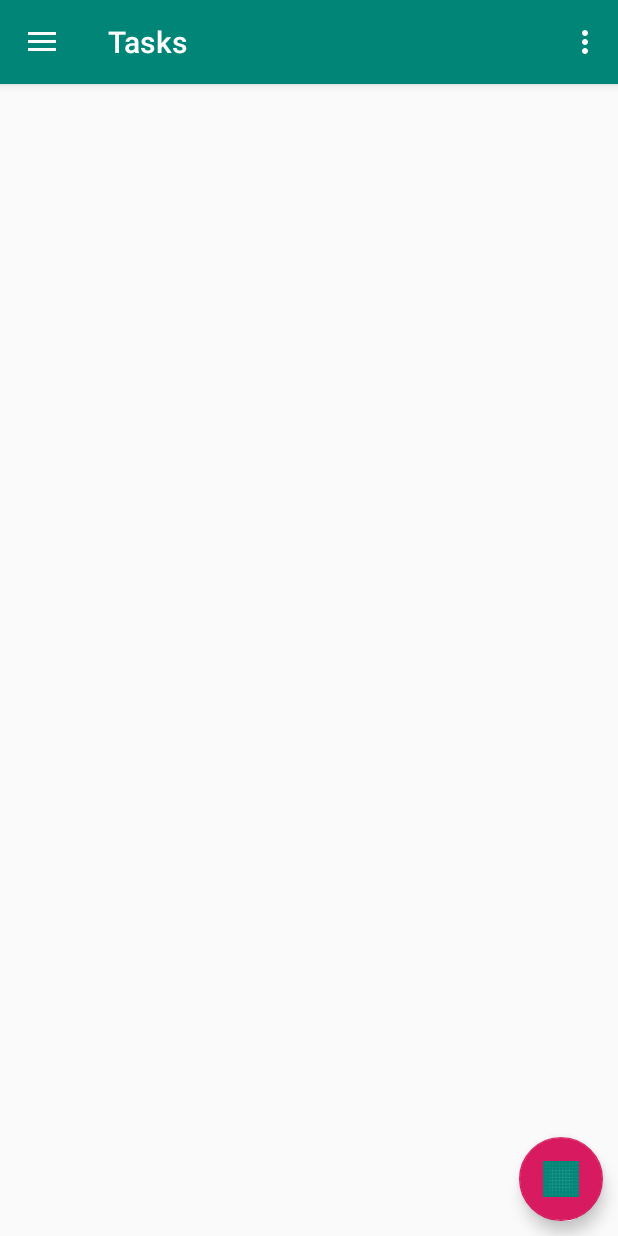
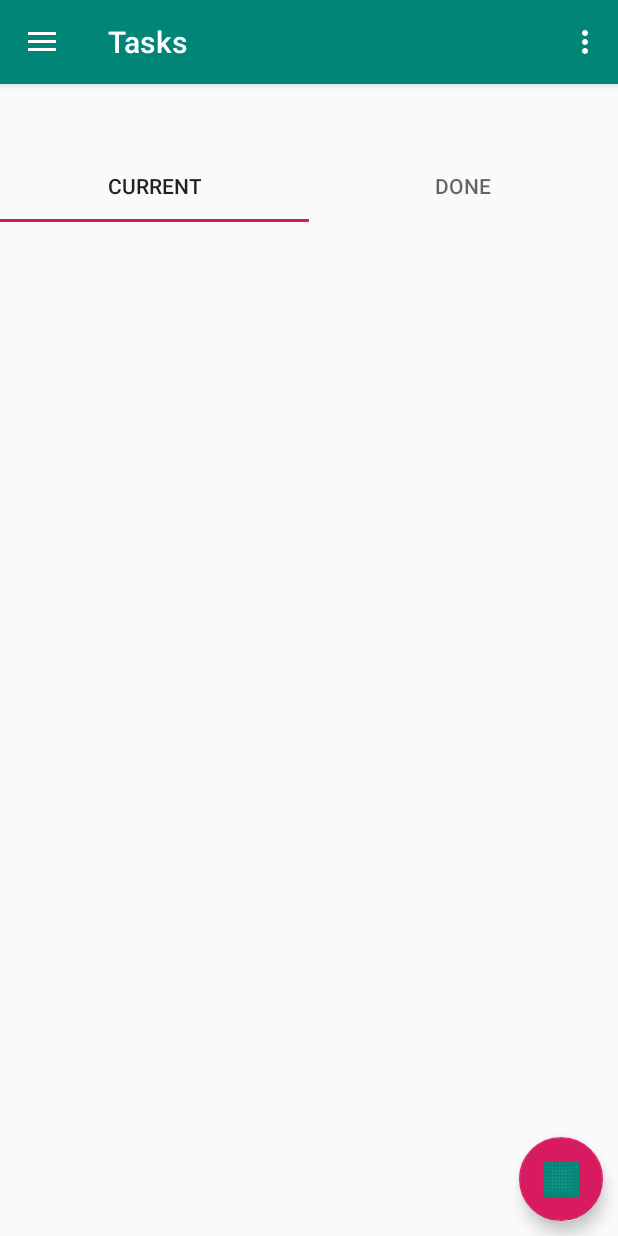
Before and after one commit to aaaann/SimpleTaskManager, an Android app: the screen it shows after launch (MainActivity), on a phone screen of 412 x 824 dp. Run offline under Robolectric (Android 15) with nearby library versions, the phone set to English and light mode, and no system bars; our stand-ins replace navigation-ui.

Commit message:
added tabs

```diff
--- /dev/null
+++ b/app/src/main/java/com/annevonwolffen/androidschool/taskmanager/view/adapters/TabAdapter.java
@@ -0,0 +1,49 @@
+package com.annevonwolffen.androidschool.taskmanager.view.adapters;
+
+import androidx.annotation.NonNull;
+import androidx.annotation.Nullable;
+import androidx.fragment.app.Fragment;
+import androidx.fragment.app.FragmentManager;
+import androidx.fragment.app.FragmentPagerAdapter;
+
+import com.annevonwolffen.androidschool.taskmanager.view.fragments.CurrentTasksFragment;
+import com.annevonwolffen.androidschool.taskmanager.view.fragments.DoneTasksFragment;
+
+public class TabAdapter extends FragmentPagerAdapter {
+
+    private int mNumberOfPages;
+    private CurrentTasksFragment mCurrentTasksFragment;
+    private DoneTasksFragment mDoneTasksFragment;
+
+    public TabAdapter(@NonNull FragmentManager fm, int numberOfPages) {
+        super(fm, BEHAVIOR_RESUME_ONLY_CURRENT_FRAGMENT);
+
+        mNumberOfPages = numberOfPages;
+        mCurrentTasksFragment = new CurrentTasksFragment();
+        mDoneTasksFragment = new DoneTasksFragment();
+    }
+
+
+    @NonNull
+    @Override
+    public Fragment getItem(int position) {
+        if (position == 1) {
+            return mDoneTasksFragment;
+        }
+        return mCurrentTasksFragment;
+    }
+
+    @Override
+    public int getCount() {
+        return mNumberOfPages;
+    }
+
+    @Nullable
+    @Override
+    public CharSequence getPageTitle(int position) {
+        if (position == 1) {
+            return DoneTasksFragment.PAGE_TITLE;
+        }
+        return CurrentTasksFragment.PAGE_TITLE;
+    }
+}
--- /dev/null
+++ b/app/src/main/java/com/annevonwolffen/androidschool/taskmanager/view/fragments/CurrentTasksFragment.java
@@ -0,0 +1,24 @@
+package com.annevonwolffen.androidschool.taskmanager.view.fragments;
+
+import android.os.Bundle;
+
+import androidx.fragment.app.Fragment;
+
+import com.annevonwolffen.androidschool.taskmanager.R;
+
+public class CurrentTasksFragment extends Fragment {
+    public static final String PAGE_TITLE = "Current";
+
+    public CurrentTasksFragment() {
+        super(R.layout.fragment_current_tasks);
+    }
+
+    public static CurrentTasksFragment newInstance() {
+
+        Bundle args = new Bundle();
+
+        CurrentTasksFragment fragment = new CurrentTasksFragment();
+        fragment.setArguments(args);
+        return fragment;
+    }
+}
--- /dev/null
+++ b/app/src/main/java/com/annevonwolffen/androidschool/taskmanager/view/fragments/DoneTasksFragment.java
@@ -0,0 +1,12 @@
+package com.annevonwolffen.androidschool.taskmanager.view.fragments;
+
+import androidx.fragment.app.Fragment;
+
+import com.annevonwolffen.androidschool.taskmanager.R;
+
+public class DoneTasksFragment extends Fragment {
+    public static final String PAGE_TITLE = "Done";
+    public DoneTasksFragment() {
+        super(R.layout.fragment_done_tasks);
+    }
+}
--- a/app/src/main/java/com/annevonwolffen/androidschool/taskmanager/view/fragments/TasksFragment.java
+++ b/app/src/main/java/com/annevonwolffen/androidschool/taskmanager/view/fragments/TasksFragment.java
@@ -8,10 +8,15 @@ import android.view.ViewGroup;
 import androidx.annotation.NonNull;
 import androidx.annotation.Nullable;
 import androidx.fragment.app.Fragment;
+import androidx.viewpager.widget.ViewPager;
 
 import com.annevonwolffen.androidschool.taskmanager.R;
+import com.annevonwolffen.androidschool.taskmanager.view.adapters.TabAdapter;
+import com.google.android.material.tabs.TabLayout;
 
 public class TasksFragment extends Fragment {
+
+    private TabAdapter mTabAdapter;
 
     public TasksFragment() {
         super(R.layout.fragment_tasks);
@@ -22,6 +27,12 @@ public class TasksFragment extends Fragment {
     public View onCreateView(@NonNull LayoutInflater inflater, @Nullable ViewGroup container, @Nullable Bundle savedInstanceState) {
         View root = super.onCreateView(inflater, container, savedInstanceState);
 
+        mTabAdapter = new TabAdapter(getFragmentManager(), 2);
+        ViewPager viewPager = root.findViewById(R.id.pager);
+        viewPager.setAdapter(mTabAdapter);
+        TabLayout tabLayout = root.findViewById(R.id.tab_layout);
+        tabLayout.setupWithViewPager(viewPager);
+
         return root;
     }
 }
--- /dev/null
+++ b/app/src/main/res/layout/fragment_current_tasks.xml
@@ -0,0 +1,28 @@
+<?xml version="1.0" encoding="utf-8"?>
+<FrameLayout xmlns:android="http://schemas.android.com/apk/res/android"
+    android:layout_width="match_parent"
+    android:layout_height="match_parent"
+    xmlns:app="http://schemas.android.com/apk/res-auto">
+
+    <androidx.coordinatorlayout.widget.CoordinatorLayout
+        android:layout_width="match_parent"
+        android:layout_height="match_parent">
+
+        <androidx.recyclerview.widget.RecyclerView
+            android:id="@+id/recycler_view"
+            android:layout_width="match_parent"
+            android:layout_height="wrap_content" />
+
+        <com.google.android.material.floatingactionbutton.FloatingActionButton
+            android:id="@+id/fab_reload"
+            android:layout_width="wrap_content"
+            android:layout_height="wrap_content"
+            android:layout_gravity="bottom|right"
+            android:layout_margin="10dp"
+            android:src="@drawable/ic_launcher_background"
+            app:fabSize="normal" />
+    </androidx.coordinatorlayout.widget.CoordinatorLayout>
+
+
+
+</FrameLayout>
--- /dev/null
+++ b/app/src/main/res/layout/fragment_done_tasks.xml
@@ -0,0 +1,6 @@
+<?xml version="1.0" encoding="utf-8"?>
+<androidx.recyclerview.widget.RecyclerView
+    xmlns:android="http://schemas.android.com/apk/res/android" android:layout_width="match_parent"
+    android:layout_height="match_parent">
+
+</androidx.recyclerview.widget.RecyclerView>
--- a/app/src/main/res/layout/fragment_tasks.xml
+++ b/app/src/main/res/layout/fragment_tasks.xml
@@ -1,27 +1,20 @@
 <?xml version="1.0" encoding="utf-8"?>
 <FrameLayout xmlns:android="http://schemas.android.com/apk/res/android"
-    xmlns:app="http://schemas.android.com/apk/res-auto"
     android:layout_width="match_parent"
     android:layout_height="match_parent">
 
-    <androidx.coordinatorlayout.widget.CoordinatorLayout
+    <androidx.viewpager.widget.ViewPager
+        android:id="@+id/pager"
         android:layout_width="match_parent"
-        android:layout_height="match_parent">
+        android:layout_height="match_parent"
+        android:layout_marginTop="100dp">
 
-        <androidx.recyclerview.widget.RecyclerView
-            android:id="@+id/recycler_view"
+        <com.google.android.material.tabs.TabLayout
+            android:id="@+id/tab_layout"
             android:layout_width="match_parent"
             android:layout_height="wrap_content" />
 
-        <com.google.android.material.floatingactionbutton.FloatingActionButton
-            android:id="@+id/fab_reload"
-            android:layout_width="wrap_content"
-            android:layout_height="wrap_content"
-            android:layout_gravity="bottom|right"
-            android:layout_margin="10dp"
-            android:src="@drawable/ic_launcher_background"
-            app:fabSize="normal" />
-    </androidx.coordinatorlayout.widget.CoordinatorLayout>
+    </androidx.viewpager.widget.ViewPager>
 
 
 </FrameLayout>
```
